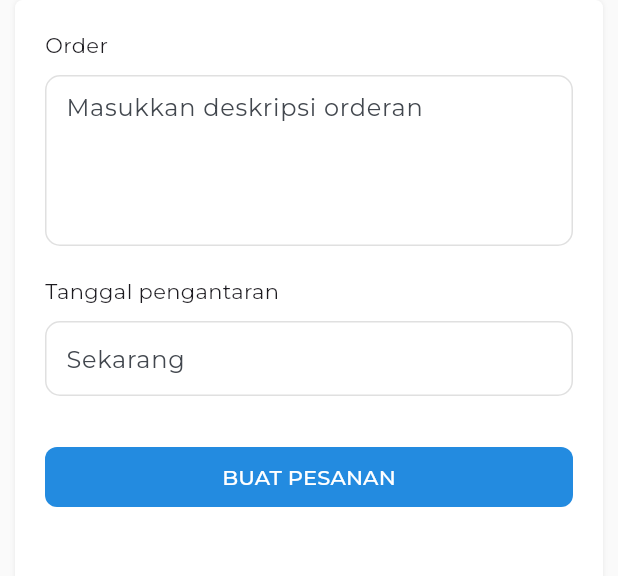
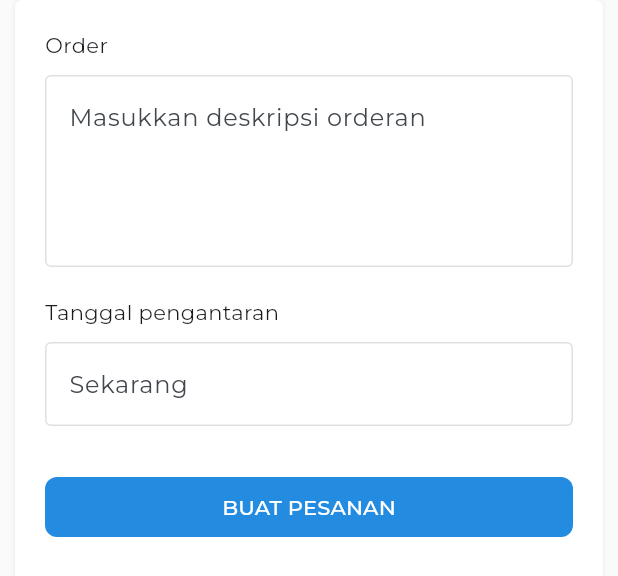
Before and after one commit to izzaalfiansyah/anterin, a Flutter app: the PesananLain widget shown alone on an empty page, opened directly, on a phone screen of 412 x 824 dp. Shown: the top 576 px of the screen. Run offline on Flutter 3.47's test engine with Material 3 defaults, Android fonts, the phone set to English and light mode, and no system bars; our stand-ins replace dio, flutter_bloc, flutter_map, flutter_modular, geocoding, geolocator and 3 more; accounts and stored records are empty; network calls fail.

Commit message:
make component form input

```diff
--- /dev/null
+++ b/lib/components/form_group.dart
@@ -0,0 +1,24 @@
+import 'package:flutter/material.dart';
+
+class FormGroup extends StatelessWidget {
+  const FormGroup({
+    super.key,
+    this.label,
+    required this.child,
+  });
+
+  final Widget? label;
+  final Widget child;
+
+  @override
+  Widget build(BuildContext context) {
+    return Column(
+      crossAxisAlignment: CrossAxisAlignment.start,
+      children: [
+        label ?? SizedBox(),
+        SizedBox(height: 10),
+        child,
+      ],
+    );
+  }
+}
--- a/lib/components/home/pesanan_lain.dart
+++ b/lib/components/home/pesanan_lain.dart
@@ -1,4 +1,5 @@
 import 'package:anterin/blocs/order.dart';
+import 'package:anterin/components/form_group.dart';
 import 'package:anterin/constant.dart';
 import 'package:anterin/models/order.dart';
 import 'package:anterin/screens/home/buat_pesanan_lain/index.dart';
@@ -37,14 +38,8 @@
         child: Column(
           crossAxisAlignment: CrossAxisAlignment.start,
           children: [
-            Text('Order'),
-            SizedBox(height: 10),
-            Container(
-              decoration: BoxDecoration(
-                border: Border.all(color: Colors.grey.shade300),
-                borderRadius: BorderRadius.circular(10),
-              ),
-              padding: EdgeInsets.symmetric(horizontal: 13),
+            FormGroup(
+              label: Text('Order'),
               child: TextFormField(
                 decoration: InputDecoration(
                   border: InputBorder.none,
@@ -55,14 +50,8 @@
               ),
             ),
             SizedBox(height: 20),
-            Text('Tanggal pengantaran'),
-            SizedBox(height: 10),
-            Container(
-              decoration: BoxDecoration(
-                border: Border.all(color: Colors.grey.shade300),
-                borderRadius: BorderRadius.circular(10),
-              ),
-              padding: EdgeInsets.symmetric(horizontal: 13),
+            FormGroup(
+              label: Text('Tanggal pengantaran'),
               child: TextFormField(
                 decoration: InputDecoration(
                   border: InputBorder.none,
```
Also changed, not shown: lib/main.dart (+11 -0 lines), lib/screens/home/buat_pesanan_lain/index.dart (+13 -36 lines), lib/screens/login/index.dart (+33 -2 lines).
